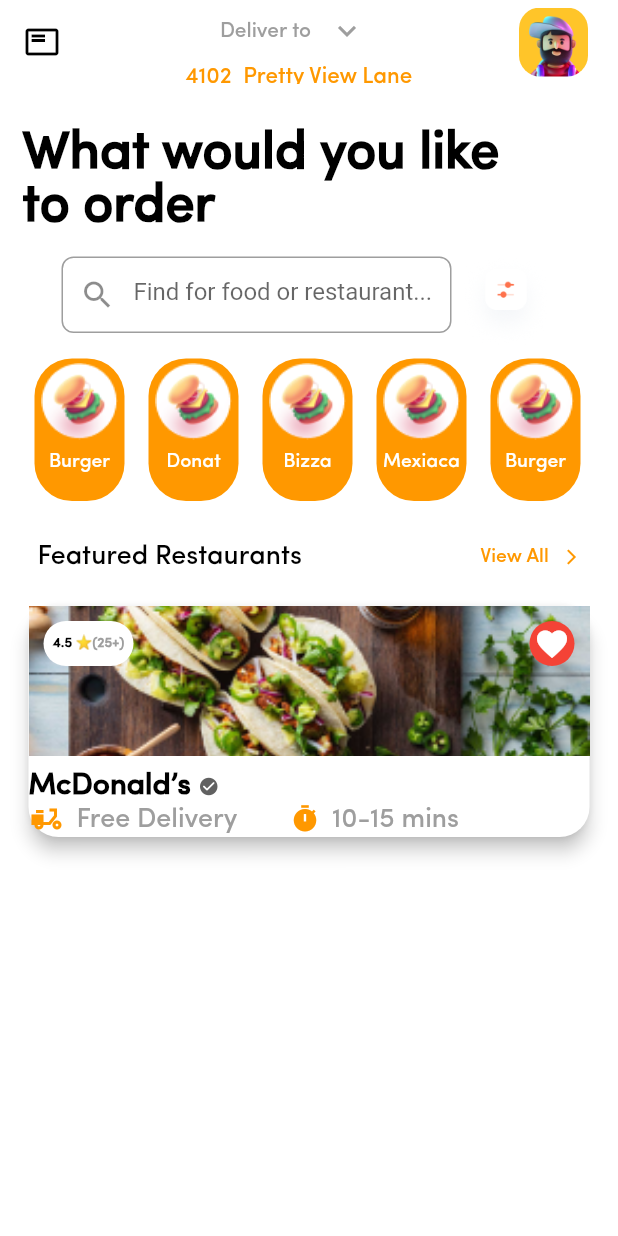
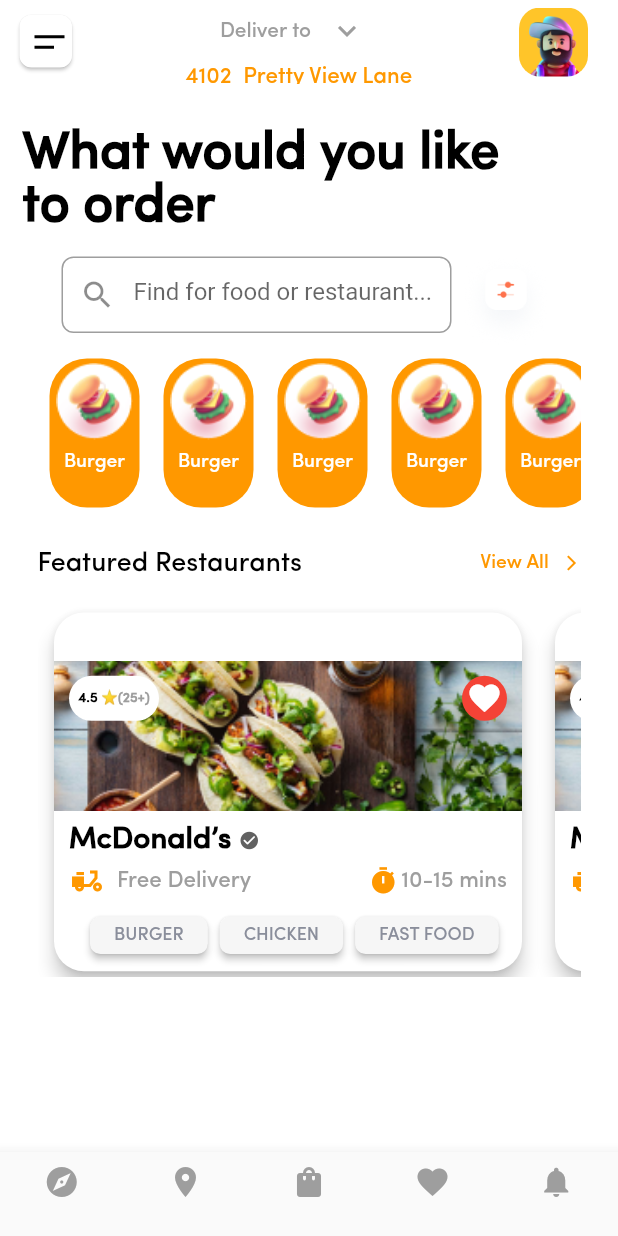
Before and after one commit to gendy3010/Food_Hub, a Flutter app: the screen it shows after launch, on a phone screen of 412 x 824 dp. Run offline on Flutter 3.47's test engine with Material 2 defaults, Android fonts, the phone set to English and light mode, and no system bars; our stand-ins replace modal_progress_hud_nsn.

```diff
--- a/lib/Modules/Home Screen.dart
+++ b/lib/Modules/Home Screen.dart
@@ -1,6 +1,6 @@
 import 'package:flutter/material.dart';
-
-import '../Widgets/custom csategory button.dart';
+import 'package:food_hub/Widgets/FeaturedRestaurant%20ListView.dart';
+import '../Widgets/Featured Category ListView.dart';
 
 class HomeScreen extends StatelessWidget {
   const HomeScreen({super.key});
@@ -38,10 +38,49 @@ class HomeScreen extends StatelessWidget {
             ),
           ],
         ),
-        leading: IconButton(
-          onPressed: (){},
+        leading: GestureDetector(
+          onTap: (){
+            Scaffold.of(context).openDrawer();
+          },
+          child: Center(
+            child: Stack(
+              children: [
+                Padding(
+                  padding: const EdgeInsets.only(top: 10,left: 5),
+                  child: Material(
+                    elevation: 1,
+                    color: Colors.white,
+                    borderRadius: BorderRadius.circular(8),
+                    child: SizedBox(
+                      height: 35,
+                      width: 35,
+                    ),
+                  ),
+                ),
+                Padding(
+                  padding: const EdgeInsets.only(left: 15),
+                  child: Column(
+                    mainAxisAlignment: MainAxisAlignment.center,
+                    crossAxisAlignment: CrossAxisAlignment.start,
+                    children: [
+                      Container(
+                        width: 20,
+                        height: 2,
                         color: Colors.black,
-          icon: Icon(Icons.featured_play_list_outlined),
+                      ),
+                      SizedBox(height: 5,),
+                      Container(
+                        width:13,
+                        height: 2,
+                        color: Colors.black,
+                      ),
+
+                    ],
+                  ),
+                ),
+              ],
+            ),
+          ),
         ),
         actions: [
           Padding(
@@ -62,6 +101,9 @@ class HomeScreen extends StatelessWidget {
       ),
       body: Padding(
         padding: const EdgeInsets.all(15),
+        child: SingleChildScrollView(
+          scrollDirection: Axis.vertical,
+          child: Expanded(
             child: Column(
               crossAxisAlignment: CrossAxisAlignment.start,
               children: [
@@ -112,23 +154,7 @@ class HomeScreen extends StatelessWidget {
                         child: Image.asset('assets/images/filter.png'))
                   ],
                 ),
-            SingleChildScrollView(
-              scrollDirection: Axis.horizontal,
-              child: Row(
-                mainAxisAlignment: MainAxisAlignment.spaceBetween,
-                children: [
-                  CategoryButton(label: 'Burger'),
-                  CategoryButton(label: 'Donat'),
-                  CategoryButton(label: 'Bizza'),
-                  CategoryButton(label: 'Mexiaca'),
-                  CategoryButton(label: 'Burger'),
-                  CategoryButton(label: 'Donat'),
-                  CategoryButton(label: 'Bizza'),
-                  CategoryButton(label: 'Mexiaca'),
-                  CategoryButton(label: 'Assian'),
-                ],
-              ),
-            ),
+                FeaturedCategoryListView(),
                 SizedBox(
                     height: 5),
                 Padding(
@@ -168,144 +194,41 @@ class HomeScreen extends StatelessWidget {
                 ),
                 SizedBox(
                     height: 5),
-            CustomCard(),
+                FeaturedRestaurantListView(),
 
               ],
             ),
+          ),
+        ),
+      ),
+      bottomNavigationBar: BottomNavigationBar(
+        type: BottomNavigationBarType.fixed,
+        items: [
+          BottomNavigationBarItem(
+              icon: Icon(Icons.explore,color: Colors.grey,),
+            label: '',
+          ),
+          BottomNavigationBarItem(
+              icon: Icon(Icons.location_on,color: Colors.grey,),
+            label: '',
+          ),
+          BottomNavigationBarItem(
+            icon: Icon(Icons.shopping_bag,color: Colors.grey,),
+            label: '',
+          ),
+          BottomNavigationBarItem(
+            icon: Icon(Icons.favorite,color: Colors.grey,),
+            label: '',
+          ),
+          BottomNavigationBarItem(
+            icon: Icon(Icons.notifications,color: Colors.grey,),
+            label: '',
+          ),
+
+
+        ],
       ),
 
     );
   }
 }
-
-class CustomCard extends StatelessWidget {
-  const CustomCard({super.key});
-
-  @override
-  Widget build(BuildContext context) {
-    return  Card(
-      shape: RoundedRectangleBorder(
-        borderRadius: BorderRadius.circular(20),),
-      elevation: 5,
-      child: Column(
-        crossAxisAlignment: CrossAxisAlignment.start,
-        mainAxisAlignment: MainAxisAlignment.end,
-        children: [
-          Stack(
-            children: [
-              Image.asset(
-                  'assets/images/image 57.png', height: 100, width: double.infinity, fit: BoxFit.cover),
-              Padding(
-                padding: const EdgeInsets.only(top: 10,left: 10),
-                child: Row(
-                  children: [
-                    Align(
-                      alignment: Alignment.topRight,
-                      child: Container(
-                        height: 30,
-                        width: 60,
-                        decoration: BoxDecoration(
-                          color: Colors.white,
-                          borderRadius: BorderRadius.circular(20),
-                        ),
-                        child: Row(
-                          mainAxisAlignment: MainAxisAlignment.center,
-                          children: [
-                             Text(
-                                  "4.5 ⭐",
-                                  style: TextStyle(
-                                      color: Colors.black,
-                                      fontSize: 9,
-                                      fontWeight: FontWeight.bold,
-                                      fontFamily: "Sofia"),
-                                ),
-                            Text(
-                                  "(25+)",
-                                  style: TextStyle(
-                                      color: Colors.grey,
-                                      fontSize: 9,
-                                      fontWeight: FontWeight.bold,
-                                      fontFamily: "Sofia"),
-                                ),
-
-                          ],
-                        ),
-                      ),
-                    ),
-                    Spacer(),
-                    Padding(
-                      padding: const EdgeInsets.only(right: 10),
-                      child: Container(
-                        height: 30,
-                        width: 30,
-                        decoration: BoxDecoration(
-                          color: Colors.red,
-                          borderRadius: BorderRadius.circular(50)
-                        ),
-                        child: Icon(Icons.favorite,color: Colors.white,),
-                      ),
-                    ),
-                  ],
-                ),
-              ),
-            ],
-          ),
-          SizedBox(
-            height: 10,),
-          Row(
-            children: [
-              Text('McDonald’s',
-                textAlign: TextAlign.left,
-                style: TextStyle(
-                  color: Colors.black,
-                  fontFamily: 'Sofia',
-                  fontSize: 20,
-                  fontWeight: FontWeight.bold,
-                ),
-              ),
-              SizedBox(width: 5,),
-              Icon(Icons.check_circle_rounded,color: Colors.grey[700],size: 14,)
-            ],
-          ),
-          Row(
-            mainAxisAlignment: MainAxisAlignment.start,
-            children: [
-              Icon(
-                Icons.delivery_dining_sharp,color: Colors.orange,),
-              SizedBox(
-                width: 8,),
-              Text('Free Delivery',
-                textAlign: TextAlign.left,
-                style: TextStyle(
-                  color: Colors.grey,
-                  fontFamily: 'Sofia',
-                  fontSize: 18,
-                  fontWeight: FontWeight.w400,
-                ),
-              ),
-              SizedBox(
-                width: 35,),
-              Icon(
-                Icons.timer,color: Colors.orange,size: 20,),
-              SizedBox(
-                width: 8,),
-              Text('10-15 mins',
-                textAlign: TextAlign.left,
-                style: TextStyle(
-                  color: Colors.grey,
-                  fontFamily: 'Sofia',
-                  fontSize: 18,
-                  fontWeight: FontWeight.w400,
-                ),
-              ),
-
-
-
-            ],
-          ),
-
-        ],
-      ),
-    );
-  }
-}
--- a/lib/Modules/Login Screen.dart
+++ b/lib/Modules/Login Screen.dart
@@ -95,7 +95,6 @@ class _LoginScreenState extends State<LoginScreen> {
                       SizedBox(
                         height: 10,
                       ),
-
                       Text('Password',
                         textAlign: TextAlign.left,
                         style: TextStyle(
--- a/lib/Modules/Side Menu.dart
+++ b/lib/Modules/Side Menu.dart
@@ -1,7 +1,7 @@
 import 'package:flutter/cupertino.dart';
 import 'package:flutter/material.dart';
 import 'package:food_hub/Modules/Home%20Screen.dart';
-import 'package:food_hub/Modules/test.dart';
+import 'package:food_hub/Widgets/FeaturedRestaurant%20ListView.dart';
 
 class SideMenu extends StatelessWidget {
   @override
--- /dev/null
+++ b/lib/Widgets/Featured Card.dart
@@ -0,0 +1,179 @@
+import 'package:flutter/cupertino.dart';
+import 'package:flutter/material.dart';
+
+class CustomCard extends StatelessWidget {
+  const CustomCard({super.key});
+
+  @override
+  Widget build(BuildContext context) {
+    return  SizedBox(
+      height: 229,
+      width: 320,
+      child: Card(
+        shape: RoundedRectangleBorder(
+          borderRadius: BorderRadius.circular(20),),
+        elevation: 5,
+        child: Column(
+          crossAxisAlignment: CrossAxisAlignment.start,
+          mainAxisAlignment: MainAxisAlignment.end,
+          children: [
+            Stack(
+              children: [
+                Image.asset(
+                    'assets/images/image 57.png', height: 100, width: double.infinity, fit: BoxFit.cover),
+                Padding(
+                  padding: const EdgeInsets.only(top: 10,left: 10),
+                  child: Row(
+                    children: [
+                      Align(
+                        alignment: Alignment.topRight,
+                        child: Container(
+                          height: 30,
+                          width: 60,
+                          decoration: BoxDecoration(
+                            color: Colors.white,
+                            borderRadius: BorderRadius.circular(20),
+                          ),
+                          child: Row(
+                            mainAxisAlignment: MainAxisAlignment.center,
+                            children: [
+                              Text(
+                                "4.5 ⭐",
+                                style: TextStyle(
+                                    color: Colors.black,
+                                    fontSize: 9,
+                                    fontWeight: FontWeight.bold,
+                                    fontFamily: "Sofia"),
+                              ),
+                              Text(
+                                "(25+)",
+                                style: TextStyle(
+                                    color: Colors.grey,
+                                    fontSize: 9,
+                                    fontWeight: FontWeight.bold,
+                                    fontFamily: "Sofia"),
+                              ),
+
+                            ],
+                          ),
+                        ),
+                      ),
+                      Spacer(),
+                      Padding(
+                        padding: const EdgeInsets.only(right: 10),
+                        child: Container(
+                          height: 30,
+                          width: 30,
+                          decoration: BoxDecoration(
+                              color: Colors.red,
+                              borderRadius: BorderRadius.circular(50)
+                          ),
+                          child: Icon(Icons.favorite,color: Colors.white,),
+                        ),
+                      ),
+                    ],
+                  ),
+                ),
+              ],
+            ),
+            SizedBox(
+              height: 5,),
+            Padding(
+              padding: const EdgeInsets.symmetric(vertical: 5,horizontal: 10),
+              child: Row(
+                children: [
+                  Text('McDonald’s',
+                    textAlign: TextAlign.left,
+                    style: TextStyle(
+                      color: Colors.black,
+                      fontFamily: 'Sofia',
+                      fontSize: 20,
+                      fontWeight: FontWeight.bold,
+                    ),
+                  ),
+                  SizedBox(width: 5,),
+                  Icon(Icons.check_circle_rounded,color: Colors.grey[700],size: 14,)
+                ],
+              ),
+            ),
+            Padding(
+              padding: const EdgeInsets.symmetric(horizontal: 10),
+              child: Row(
+                mainAxisAlignment: MainAxisAlignment.start,
+                children: [
+                  Icon(
+                    Icons.delivery_dining_sharp,color: Colors.orange,),
+                  SizedBox(
+                    width: 8,),
+                  Text('Free Delivery',
+                    textAlign: TextAlign.left,
+                    style: TextStyle(
+                      color: Colors.grey,
+                      fontFamily: 'Sofia',
+                      fontSize: 15,
+                      fontWeight: FontWeight.w400,
+                    ),
+                  ),
+                 Spacer(),
+                  Icon(
+                    Icons.timer,color: Colors.orange,size: 20,),
+                  SizedBox(
+                    width: 2,),
+                  Text('10-15 mins',
+                    textAlign: TextAlign.left,
+                    style: TextStyle(
+                      color: Colors.grey,
+                      fontFamily: 'Sofia',
+                      fontSize: 15,
+                      fontWeight: FontWeight.w400,
+                    ),
+                  ),
+
+
+
+                ],
+              ),
+            ),
+            Padding(
+              padding: const EdgeInsets.only(left: 20),
+              child: Row(
+                children: [
+                  Customorder(text: 'BURGER',),
+                  Customorder(text: 'CHICKEN',),
+                  Customorder(text: 'FAST FOOD',),
+                ],
+              ),
+            ),
+
+
+          ],
+        ),
+      ),
+    );
+  }
+}
+class Customorder extends StatelessWidget {
+  Customorder({super.key,required this.text});
+  String text;
+  @override
+  Widget build(BuildContext context) {
+    return Padding(
+      padding: const EdgeInsets.symmetric(horizontal: 4),
+      child: ElevatedButton(
+          onPressed: ()  {},
+          style: ElevatedButton.styleFrom(
+              shape: RoundedRectangleBorder(borderRadius: BorderRadius.circular(7)),
+
+              backgroundColor: Color(0xFFF6F6F6),
+              minimumSize:Size(30, 25)
+          ),
+          child: Text(text,
+            style:TextStyle(
+              color: Color(0xFF8A8E9B),
+              fontFamily: 'Sofia',
+              fontSize: 12,
+            ),
+          )),
+    );
+  }
+}
--- /dev/null
+++ b/lib/Widgets/Featured Category ListView.dart
@@ -0,0 +1,29 @@
+
+import 'package:flutter/cupertino.dart';
+import 'package:flutter/material.dart';
+
+import 'Featured Card.dart';
+import 'custom category button.dart';
+
+
+class FeaturedCategoryListView extends StatelessWidget {
+  const FeaturedCategoryListView({super.key});
+
+  @override
+  Widget build(BuildContext context) {
+    return SizedBox(
+      height: MediaQuery.of(context).size.height * 0.14,
+      child: Padding(
+        padding: const EdgeInsets.symmetric(horizontal: 10),
+        child: ListView.builder(
+          physics: const BouncingScrollPhysics(),
+          scrollDirection: Axis.horizontal,
+          itemBuilder: (context , index) {
+            return CategoryButton(label: 'Burger',);
+          },
+          itemCount: 7,
+        ),
+      ),
+    );
+  }
+}
--- /dev/null
+++ b/lib/Widgets/FeaturedRestaurant ListView.dart
@@ -0,0 +1,31 @@
+
+import 'package:flutter/cupertino.dart';
+import 'package:flutter/material.dart';
+
+import 'Featured Card.dart';
+
+
+class FeaturedRestaurantListView extends StatelessWidget {
+  const FeaturedRestaurantListView({super.key});
+
+  @override
+  Widget build(BuildContext context) {
+    return SizedBox(
+      height: MediaQuery.of(context).size.height * 0.3,
+      child: Padding(
+        padding: const EdgeInsets.symmetric(horizontal: 10),
+        child: ListView.builder(
+          physics: const BouncingScrollPhysics(),
+          scrollDirection: Axis.horizontal,
+          itemBuilder: (context , index) {
+            return Padding(
+              padding: const EdgeInsets.symmetric(horizontal: 7),
+              child: CustomCard(),
+            );
+          },
+          itemCount: 7,
+        ),
+      ),
+    );
+  }
+}
```
Also changed, not shown: lib/Modules/test.dart (deleted, +0 -214 lines), assets/images/Rectangle 105.png (added), lib/Widgets/custom category button.dart (renamed from lib/Widgets/custom csategory button.dart). Lines whose indentation alone changed are shown as unchanged.
